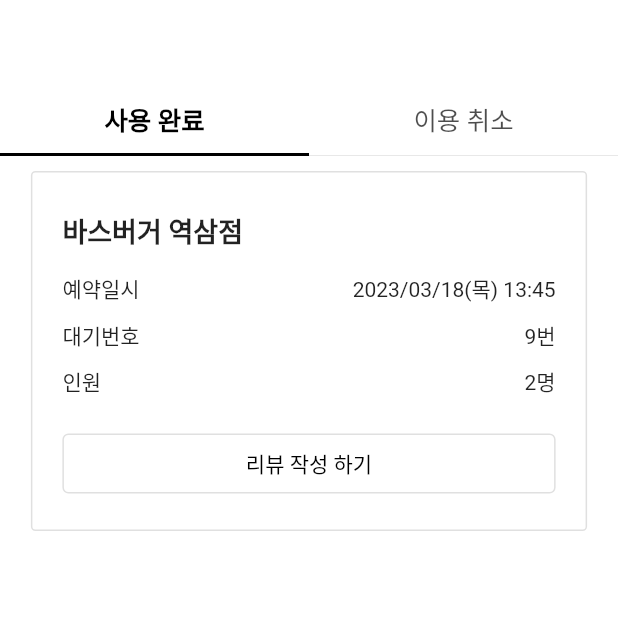
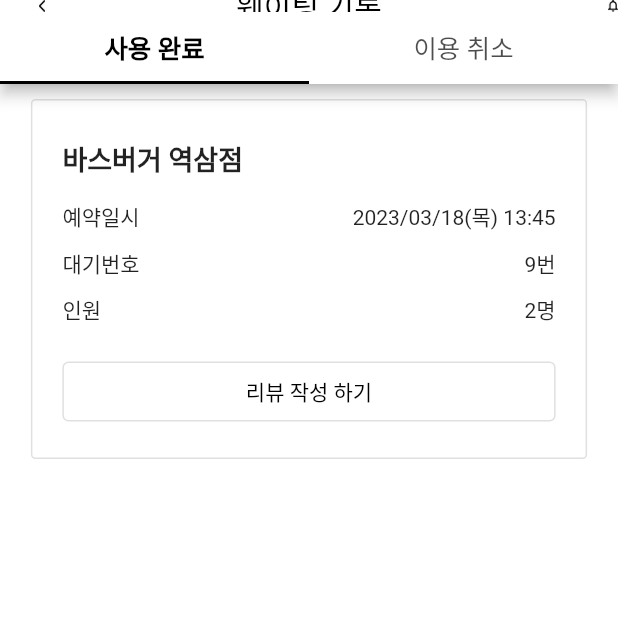
Before and after one commit to SuhyungK/Simollu, a Flutter app: the WaitingRecord screen opened directly, on a phone screen of 412 x 824 dp, the top half of it. Run offline on Flutter 3.47's test engine with Material 2 defaults, Android fonts, the phone set to English and light mode, and no system bars; our stand-ins replace flutter_svg, get.

Commit message:
[FE] feat: 웨이팅 기록 페이지 CustomAppBar 적용중

```diff
--- a/simollu_front/lib/views/tmp_page.dart
+++ b/simollu_front/lib/views/tmp_page.dart
@@ -4,7 +4,7 @@ import 'package:get/get.dart';
 import 'package:simollu_front/views/liking_things_page.dart';
 import 'package:simollu_front/views/writing_review_page.dart';
 import 'package:simollu_front/views/start_page.dart';
-import 'package:simollu_front/views/waiting_record.dart';
+import 'package:simollu_front/views/waiting_record_page.dart';
 
 class TmpPage extends StatelessWidget {
   const TmpPage({super.key});
--- a/simollu_front/lib/views/waiting_record.dart
+++ b/simollu_front/lib/views/waiting_record_page.dart
@@ -1,5 +1,7 @@
 import 'package:flutter/material.dart';
 import 'package:simollu_front/widgets/waiting_record_card.dart';
+
+import '../widgets/custom_appBar.dart';
 
 class WaitingRecord extends StatelessWidget {
   const WaitingRecord({Key? key}) : super(key: key);
@@ -10,7 +12,10 @@ class WaitingRecord extends StatelessWidget {
         initialIndex: 0,
         length: 2,
         child: Scaffold(
-          appBar: AppBar(
+          appBar: CustomAppBar(
+            title: "웨이팅 기록",
+            leading: Image.asset('assets/backBtn.png'),
+            actions: [Image.asset('assets/bell.png')],
             shape: Border(
               bottom: BorderSide(
                 color: Colors.black12,
@@ -52,6 +57,11 @@ class WaitingRecord extends StatelessWidget {
                   WaitingRecordcard(),
                 ],
               ),
+              Column(
+                children: [
+                  WaitingRecordcard(isCanclled: true,),
+                ],
+              ),
             ],
           )
         )
--- a/simollu_front/lib/widgets/custom_appBar.dart
+++ b/simollu_front/lib/widgets/custom_appBar.dart
@@ -5,12 +5,20 @@ class CustomAppBar extends StatefulWidget implements PreferredSizeWidget {
   final String title;
   final Widget leading;
   final List<Widget> actions;
+  final Border? shape;
+  final Color? backgroundColor;
+  final double? elevation;
+  final PreferredSizeWidget? bottom;
 
   const CustomAppBar({
     Key? key,
     required this.title,
     required this.leading,
     required this.actions,
+    this.shape,
+    this.backgroundColor,
+    this.elevation,
+    this.bottom,
   }) : super(key: key);
 
   @override
@@ -34,9 +42,10 @@ class _CustomAppBarState extends State<CustomAppBar> {
     return AppBar(
       title: Text(
           widget.title,
-      style: TextStyle(
-        color: Colors.black
-      ),),
+          style: TextStyle(
+            color: Colors.black
+          ),
+      ),
       centerTitle: true,
       leading: GestureDetector(
         onTap: () => _goBack(context),
@@ -49,6 +58,13 @@ class _CustomAppBarState extends State<CustomAppBar> {
         ),
       ],
       backgroundColor: Colors.white,
+      bottom: PreferredSize(
+        preferredSize: Size(
+          MediaQuery.of(context).size.width,
+          200,
+        ),
+        child: widget.bottom,
+      )
     );
   }
 }
--- a/simollu_front/lib/widgets/waiting_record_card.dart
+++ b/simollu_front/lib/widgets/waiting_record_card.dart
@@ -1,7 +1,11 @@
 import 'package:flutter/material.dart';
 
 class WaitingRecordcard extends StatefulWidget {
-  const WaitingRecordcard({Key? key}) : super(key: key);
+  final bool isCanclled;
+
+  const WaitingRecordcard({Key? key,
+    this.isCanclled = false,
+  }) : super(key: key);
 
   @override
   State<WaitingRecordcard> createState() => _WaitingRecordcardState();
```
